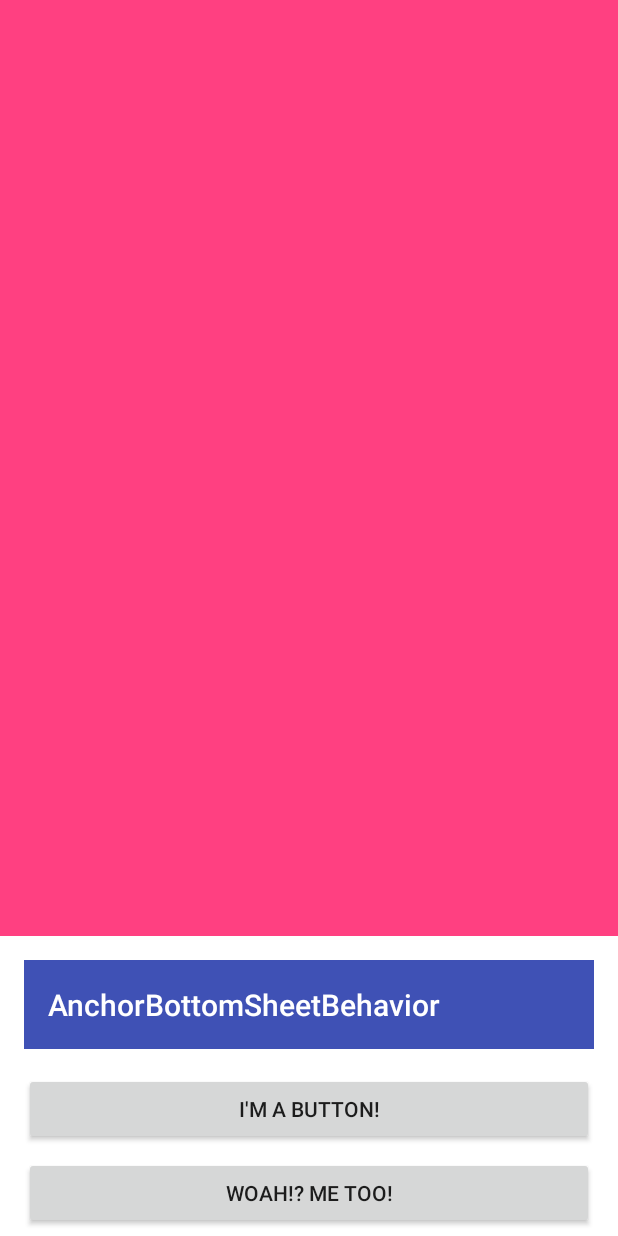
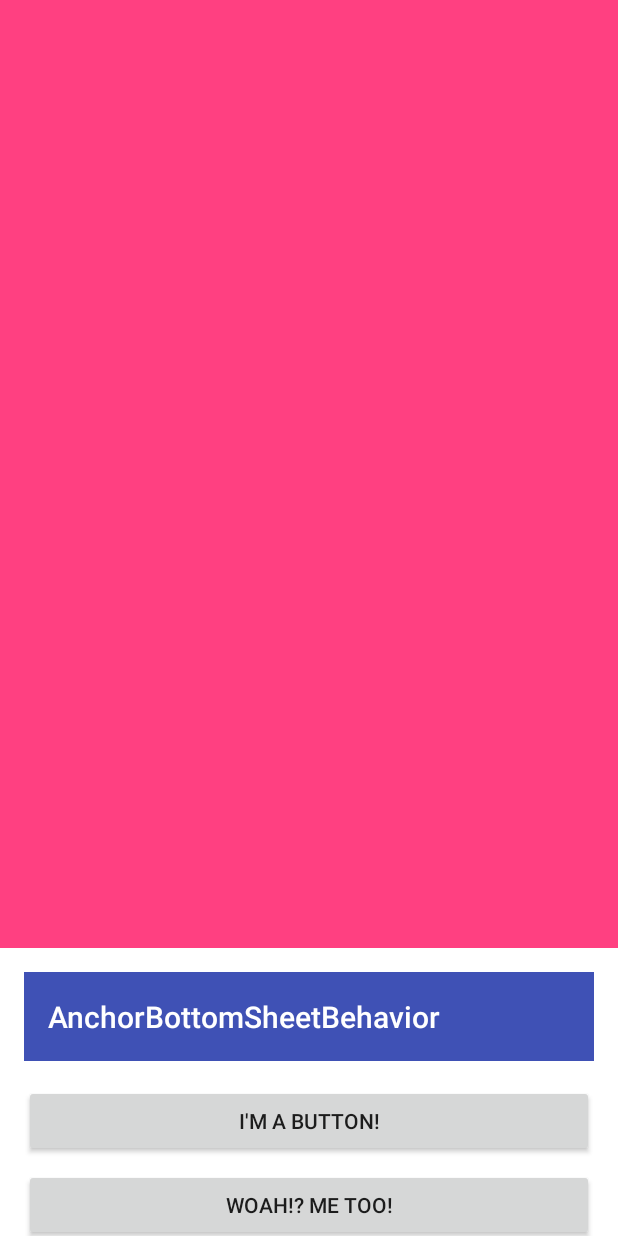
Before and after one commit to trafi/anchor-bottom-sheet-behavior, an Android app: the screen it shows after launch (MainActivity), on a phone screen of 412 x 824 dp. Run offline under Robolectric (Android 15) with nearby library versions, the phone set to English and light mode, and no system bars; 1 statement that could not run was skipped.

Commit message:
Add anchorOffset layout attribute.

```diff
--- a/app/src/main/java/com/trafi/bottomcontainer/AnchorBottomSheetBehavior.java
+++ b/app/src/main/java/com/trafi/bottomcontainer/AnchorBottomSheetBehavior.java
@@ -40,6 +40,8 @@ import android.view.View;
 import android.view.ViewConfiguration;
 import android.view.ViewGroup;
 import android.view.ViewParent;
+
+import com.trafi.anchorbottomsheetbehavior.R;
 
 import java.lang.annotation.Retention;
 import java.lang.annotation.RetentionPolicy;
@@ -200,6 +202,11 @@ public class AnchorBottomSheetBehavior<V extends View> extends CoordinatorLayout
         setSkipCollapsed(a.getBoolean(android.support.design.R.styleable.BottomSheetBehavior_Layout_behavior_skipCollapsed,
                 false));
         a.recycle();
+
+        a = context.obtainStyledAttributes(attrs, R.styleable.AnchorBottomSheetBehavior_Layout);
+        mAnchorOffset = (int) a.getDimension(R.styleable.AnchorBottomSheetBehavior_Layout_behavior_anchorOffset, 0);
+        a.recycle();
+
         ViewConfiguration configuration = ViewConfiguration.get(context);
         mMaximumVelocity = configuration.getScaledMaximumFlingVelocity();
     }
--- a/app/src/main/res/layout/activity_main.xml
+++ b/app/src/main/res/layout/activity_main.xml
@@ -14,7 +14,8 @@
         android:layout_height="wrap_content"
         android:background="@android:color/white"
         android:orientation="vertical"
-        app:behavior_peekHeight="200dp"
+        app:behavior_anchorOffset="224dp"
+        app:behavior_peekHeight="192dp"
         app:layout_behavior="com.trafi.bottomcontainer.AnchorBottomSheetBehavior">
 
         <TextView
--- /dev/null
+++ b/app/src/main/res/values/attrs.xml
@@ -0,0 +1,6 @@
+<?xml version="1.0" encoding="utf-8"?>
+<resources>
+    <declare-styleable name="AnchorBottomSheetBehavior_Layout">
+        <attr name="behavior_anchorOffset" format="dimension" />
+    </declare-styleable>
+</resources>
```
